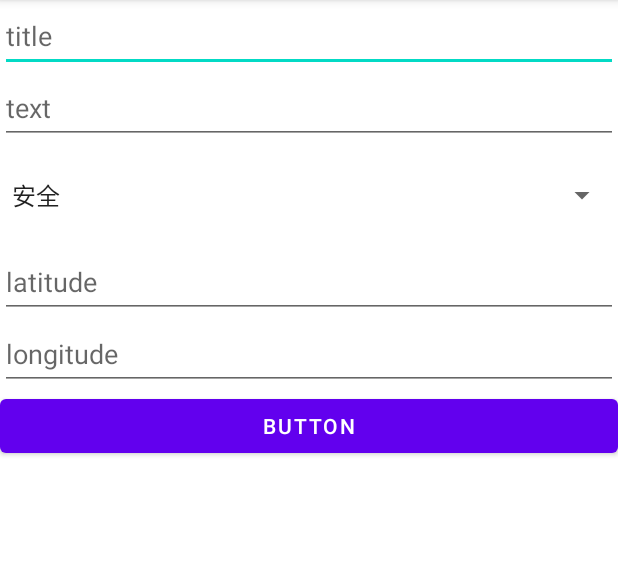
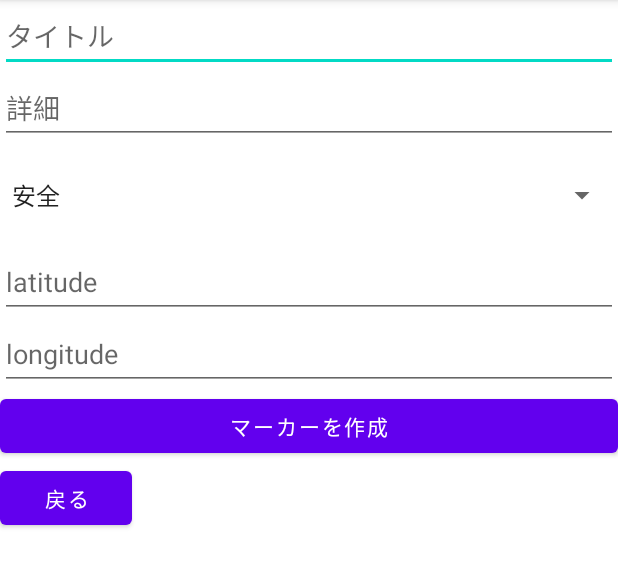
Before and after one commit to mizutanimeen/hackU, an Android app: the AddMarker screen opened directly, with no data from a screen before it, on a phone screen of 412 x 824 dp, the part 84-672 px from its top. Run offline under Robolectric (Android 15) with nearby library versions, the phone set to English and light mode, and no system bars; our stand-ins replace Room's generated code.

```diff
--- a/app/src/main/java/com/example/googlemaps/AddMarker.java
+++ b/app/src/main/java/com/example/googlemaps/AddMarker.java
@@ -25,10 +25,10 @@ public class AddMarker extends AppCompatActivity {
         super.onCreate(savedInstanceState);
         setContentView(R.layout.activity_addmarker);
 
-        Button saveBtn = findViewById(R.id.saveBtn);
+
         AppDatabase db = AppDatabaseSingleton.getInstance(getApplicationContext());
-
-        saveBtn.setOnClickListener(new AddMarkerButton(db,this));
+        Button createBtn = findViewById(R.id.createBtn);
+        createBtn.setOnClickListener(new AddMarkerButton(db,this));
 
         //プルダウン
         ArrayAdapter<String> adapter = new ArrayAdapter<String>(this, android.R.layout.simple_spinner_item);
@@ -37,6 +37,9 @@ public class AddMarker extends AppCompatActivity {
         adapter.add("注意");
         adapter.add("緊急・危険");
         ((Spinner) findViewById(R.id.tag)).setAdapter(adapter);
+
+        Button returnBtn = findViewById(R.id.returnBtn);
+        returnBtn.setOnClickListener(new MoveMapsPage());
     }
 
     private class AddMarkerButton implements View.OnClickListener {
@@ -101,6 +104,13 @@ public class AddMarker extends AppCompatActivity {
                 startActivity(intent);
             }
         }
+    }
 
+    private class MoveMapsPage implements View.OnClickListener{
+        @Override
+        public void onClick(View view){
+            Intent intent = new Intent(getApplication(), MapsActivity.class);
+            startActivity(intent);
+        }
     }
 }
--- a/app/src/main/res/layout/activity_addmarker.xml
+++ b/app/src/main/res/layout/activity_addmarker.xml
@@ -10,14 +10,14 @@
         android:id="@+id/title"
         android:layout_width="match_parent"
         android:layout_height="wrap_content"
-        android:hint="title"
+        android:hint="タイトル"
         android:minHeight="48dp" />
 
     <EditText
         android:id="@+id/text"
         android:layout_width="match_parent"
         android:layout_height="wrap_content"
-        android:hint="text"
+        android:hint="詳細"
         android:minHeight="48dp" />
 
     <Spinner
@@ -44,9 +44,15 @@
         android:minHeight="48dp" />
 
     <Button
-        android:id="@+id/saveBtn"
+        android:id="@+id/createBtn"
         android:layout_width="match_parent"
         android:layout_height="wrap_content"
-        android:text="Button" />
+        android:text="マーカーを作成" />
+
+    <Button
+        android:id="@+id/returnBtn"
+        android:layout_width="wrap_content"
+        android:layout_height="wrap_content"
+        android:text="戻る" />
 
 </LinearLayout>
```
Also changed, not shown: app/src/main/java/com/example/googlemaps/MapsActivity.java (+19 -3 lines).
